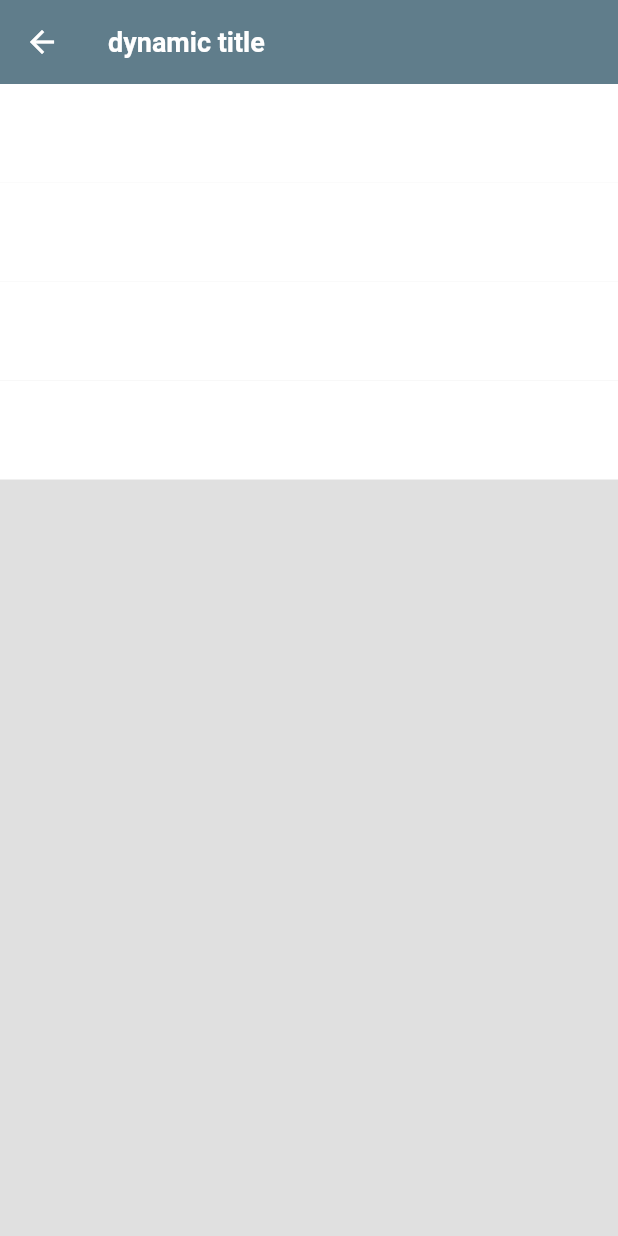
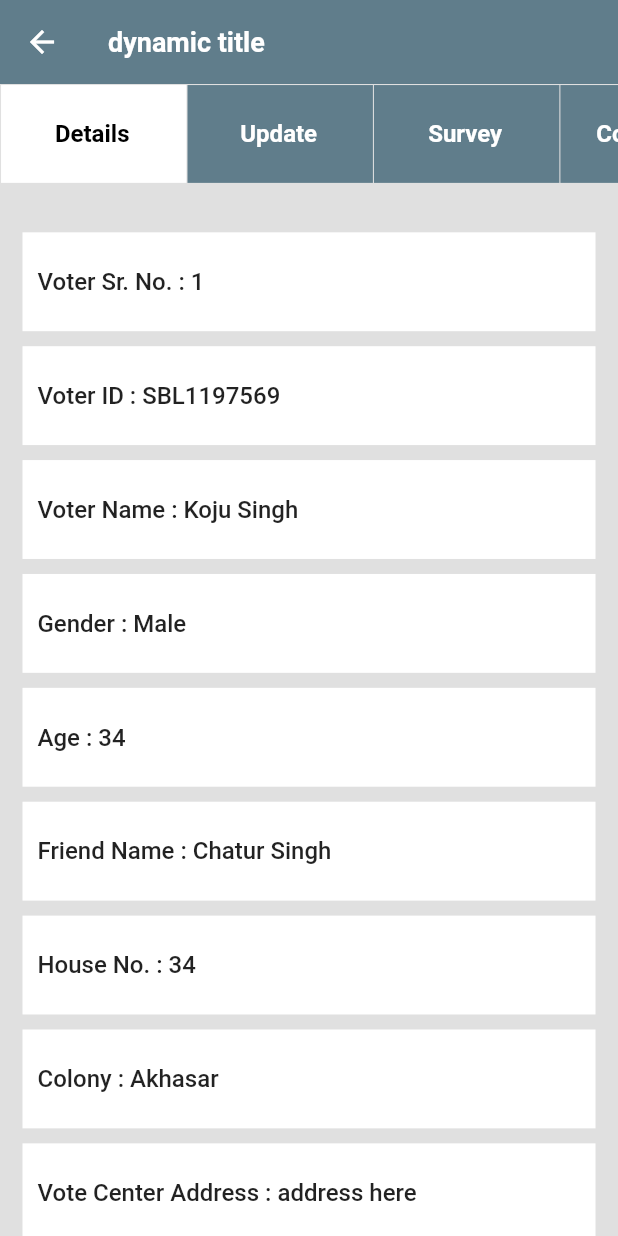
Before and after one commit to manv13/prototype, a Flutter app: the screen it shows after launch, on a phone screen of 412 x 824 dp. Run offline on Flutter 3.47's test engine with Material 2 defaults, Android fonts, the light colour scheme and no system bars; our stand-ins replace flutter_datetime_picker.

Commit message:
detail ,update added

```diff
--- a/lib/base/app_buttons.dart
+++ b/lib/appWidgets/app_buttons.dart
@@ -1,12 +1,13 @@
 import 'package:flutter/material.dart';
 
-import 'app_colors.dart';
+import '../base/app_colors.dart';
 
 class Appbuttons {
   final appColors = AppColors();
-  buildButton(Color color, String buttonText, BuildContext context) {
+  buildButton(Color color, String buttonText, BuildContext context,
+      double widthPerantage) {
     return Container(
-      width: MediaQuery.of(context).size.width * 0.8,
+      width: MediaQuery.of(context).size.width * widthPerantage,
       height: MediaQuery.of(context).size.height * 0.06,
       color: color,
       child: Center(
--- a/lib/base/app_colors.dart
+++ b/lib/base/app_colors.dart
@@ -8,4 +8,5 @@ class AppColors {
   final blackColor = Colors.black;
   final lighblackColor = Colors.grey.shade800;
   final blueColor = Colors.blue;
+  final lightGreyColor = Colors.grey.shade400;
 }
--- a/lib/details.dart
+++ b/lib/details.dart
@@ -1,5 +1,6 @@
 import 'package:flutter/material.dart';
 
+import 'appWidgets/app_buttons.dart';
 import 'base/app_colors.dart';
 
 class DetailsPage extends StatefulWidget {
@@ -11,22 +12,55 @@ class DetailsPage extends StatefulWidget {
 
 class _DetailsPageState extends State<DetailsPage> {
   final appColors = AppColors();
+  Map<String, String> detailsList = {
+    'Voter Sr. No.': "1",
+    "Voter ID": "SBL1197569",
+    "Voter Name": "Koju Singh",
+    "Gender": "Male",
+    "Age": "34",
+    "Friend Name": "Chatur Singh",
+    "House No.": "34",
+    "Colony": "Akhasar",
+    "Vote Center Address": "address here"
+  };
   @override
   Widget build(BuildContext context) {
-    return Expanded(
-      child: Column(
-        children: List.generate(4, (index) {
-          return _buildField();
-        }),
-      ),
+    return Column(
+      children: [
+        ListView.builder(
+            physics: NeverScrollableScrollPhysics(),
+            shrinkWrap: true,
+            itemCount: detailsList.length,
+            itemBuilder: ((context, index) {
+              return Padding(
+                padding: const EdgeInsets.only(left: 15, right: 15, bottom: 10),
+                child: _buildField(detailsList.keys.toList()[index],
+                    detailsList.values.toList()[index]),
+              );
+            })),
+        Appbuttons()
+            .buildButton(appColors.themeColor, 'Send Voter Slip', context, 0.9)
+      ],
     );
   }
 
-  Widget _buildField() {
+  Widget _buildField(String key, String value) {
     return Container(
       width: MediaQuery.of(context).size.width,
       height: MediaQuery.of(context).size.height * 0.08,
       color: appColors.whiteColor,
+      child: Padding(
+        padding: const EdgeInsets.only(left: 10),
+        child: Row(
+          crossAxisAlignment: CrossAxisAlignment.center,
+          children: [
+            Text(
+              "$key : $value",
+              style: const TextStyle(fontSize: 16, fontWeight: FontWeight.w500),
+            ),
+          ],
+        ),
+      ),
     );
   }
 }
--- a/lib/mainpage.dart
+++ b/lib/mainpage.dart
@@ -2,6 +2,7 @@ import 'package:flutter/material.dart';
 import 'package:surveyapp/base/app_colors.dart';
 import 'package:surveyapp/complint_page.dart';
 import 'package:surveyapp/details.dart';
+import 'package:surveyapp/update.dart';
 
 class MainPage extends StatefulWidget {
   const MainPage({Key? key}) : super(key: key);
@@ -31,7 +32,26 @@ class _MainPageState extends State<MainPage> {
                   fontSize: 18,
                   fontWeight: FontWeight.w600)),
         ),
-        body: selectedindex == 0 ? DetailsPage() : ComplaintPage());
+        body: SingleChildScrollView(
+          child: Expanded(
+            child: Column(
+              children: [
+                _builTabs(),
+                SizedBox(
+                  height: MediaQuery.of(context).size.height * 0.04,
+                ),
+                selectedindex == 0
+                    ? const DetailsPage()
+                    : selectedindex == 1
+                        ? const UpdatePage()
+                        : const ComplaintPage(),
+                SizedBox(
+                  height: MediaQuery.of(context).size.height * 0.03,
+                ),
+              ],
+            ),
+          ),
+        ));
   }
 
   Widget _builTabs() {
--- a/pubspec.yaml
+++ b/pubspec.yaml
@@ -34,6 +34,8 @@ dependencies:
   # The following adds the Cupertino Icons font to your application.
   # Use with the CupertinoIcons class for iOS style icons.
   cupertino_icons: ^1.0.2
+  flutter_datetime_picker: ^1.5.1
+  intl: ^0.17.0
 
 dev_dependencies:
   flutter_test:
```
Also changed, not shown: lib/complint_page.dart (+13 -13 lines), lib/update.dart (added, +209 -0 lines), pubspec.lock.
